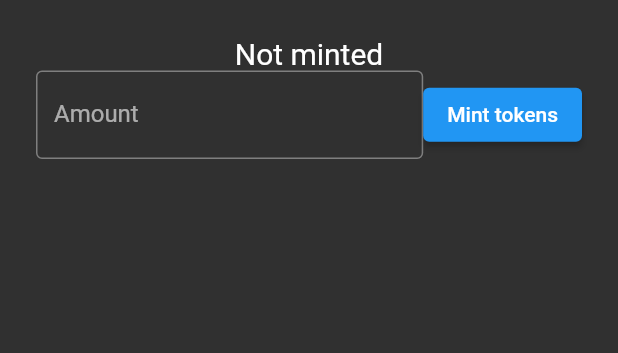
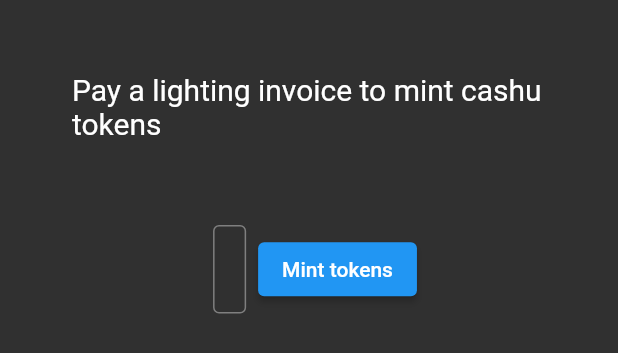
Before and after one commit to ngutech21/moksha, a Flutter app: the MintWidget widget shown alone on an empty page, opened directly, on a phone screen of 412 x 824 dp. Shown: the top 353 px of the screen. Run offline on Flutter 3.47's test engine with Material 2 defaults, Android fonts, the phone set to English and light mode, and no system bars; our stand-ins replace qr_flutter; missing offline and left inert: dart:ffi, flutter_rust_bridge; statements that could not run were skipped.

Commit message:
chore: improve layout of mint page

```diff
--- a/flutter/lib/pages/mint_page.dart
+++ b/flutter/lib/pages/mint_page.dart
@@ -1,5 +1,6 @@
 import 'package:cashurs_wallet/ffi.dart';
 import 'package:flutter/material.dart';
+import 'package:flutter/services.dart';
 import 'package:qr_flutter/qr_flutter.dart';
 
 class MintPage extends StatelessWidget {
@@ -26,11 +27,42 @@ class _MintWidgetState extends State<MintWidget> {
   bool _isInvoiceCreated = false;
   String amount = '';
   FlutterPaymentRequest? paymentRequest;
+  final _textController = TextEditingController();
+
+  @override
+  void dispose() {
+    super.dispose();
+    _textController.dispose();
+  }
+
+  @override
+  void initState() {
+    super.initState();
+
+    _textController.addListener(() {
+      // using Ashok's answer to format the text
+      final regEx = RegExp(r'(\d{1,3})(?=(\d{3})+(?!\d))');
+      matchFunc(Match match) => '${match[1]},';
+      final text = _textController.text;
+
+      _textController.value = _textController.value.copyWith(
+        // we need to remove all the ',' from the values before reformatting
+        // if you use other formatting values, remember to remove them here
+        text: text.replaceAll(',', '').replaceAllMapped(regEx, matchFunc),
+        // this will keep the cursor on the right as you type in values
+        selection: TextSelection(
+          baseOffset: text.length,
+          extentOffset: text.length,
+        ),
+      );
+    });
+  }
 
   @override
   Widget build(BuildContext context) {
     return Container(
       margin: const EdgeInsets.all(24),
+      padding: const EdgeInsets.all(24),
       child: Column(
         children: [
           _isInvoiceCreated
@@ -45,40 +77,59 @@ class _MintWidgetState extends State<MintWidget> {
                     ),
                     SelectableText(
                       paymentRequest!.pr,
-                      style: const TextStyle(fontSize: 18),
+                      style: const TextStyle(fontSize: 16),
                     ),
                   ],
                 )
               : const Text(
-                  'Not minted',
+                  'Pay a lighting invoice to mint cashu tokens',
                   style: TextStyle(fontSize: 20),
                 ),
-          Row(
+          Container(
+            margin: const EdgeInsets.all(24),
+            padding: const EdgeInsets.all(24),
+            child: Row(
               mainAxisAlignment: MainAxisAlignment.spaceEvenly,
               children: [
-              Flexible(
+                const Spacer(),
+                Visibility(
+                    visible: !_isInvoiceCreated,
+                    child: Flexible(
+                      fit: FlexFit.loose,
+                      child: Padding(
+                        padding: const EdgeInsets.all(8),
                         child: TextField(
+                          controller: _textController,
+                          inputFormatters: [
+                            LengthLimitingTextInputFormatter(9),
+                            FilteringTextInputFormatter.digitsOnly,
+                          ],
                           keyboardType: TextInputType.number,
                           decoration: const InputDecoration(
                             border: OutlineInputBorder(),
-                    labelText: 'Amount',
+                            labelText: 'Amount (sats)',
                           ),
                           onChanged: (value) => setState(() {
                             amount = value;
                           }),
                         ),
                       ),
-              ElevatedButton(
+                    )),
+                Visibility(
+                    visible: !_isInvoiceCreated,
+                    child: ElevatedButton(
                         onPressed: () async {
                           var result = await api.getMintPaymentRequest(
-                        amount: int.parse(amount)); // use decimalTextfield
+                              amount:
+                                  int.parse(amount)); // use decimalTextfield
                           setState(() {
                             paymentRequest = result;
                             _isInvoiceCreated = true;
                           });
 
                           var mintedTokens = await api.mintTokens(
-                        amount: int.parse(amount), hash: paymentRequest!.hash);
+                              amount: int.parse(amount),
+                              hash: paymentRequest!.hash);
                           setState(() {
                             paymentRequest = null;
                             _isInvoiceCreated = false;
@@ -87,13 +138,15 @@ class _MintWidgetState extends State<MintWidget> {
 
                           if (!context.mounted) return;
                           ScaffoldMessenger.of(context).showSnackBar(SnackBar(
-                      content:
-                          Column(children: [Text('Minted $mintedTokens sats')]),
+                            content: Column(
+                                children: [Text('Minted $mintedTokens sats')]),
                             showCloseIcon: true,
                           ));
                         },
-                  child: const Text('Mint tokens')),
+                        child: const Text('Mint tokens'))),
+                const Spacer(),
               ],
+            ),
           ),
         ],
       ),
```
Lines whose indentation alone changed are shown as unchanged.
